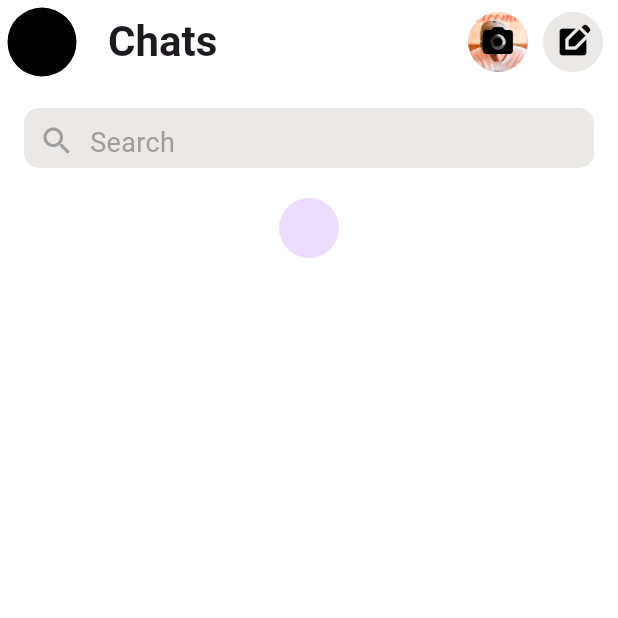
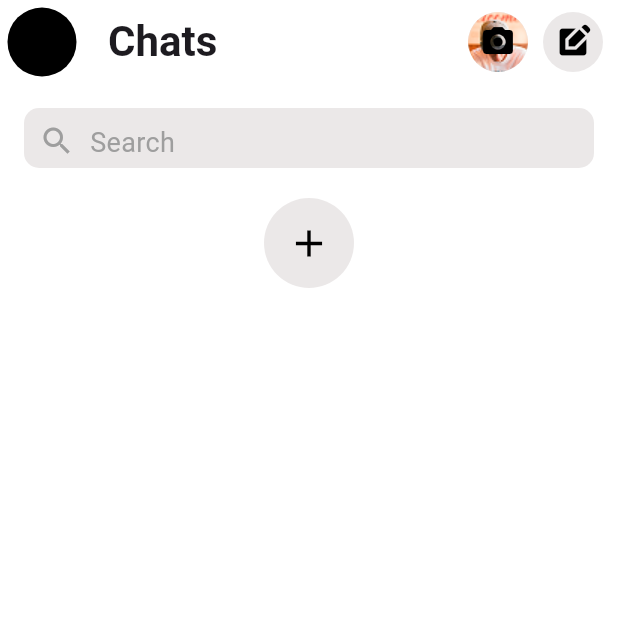
Before and after one commit to AthiraaAthi/messenger_ui, a Flutter app: the screen it shows after launch, on a phone screen of 412 x 824 dp, the top half of it. Run offline on Flutter 3.47's test engine with Material 3 defaults, Android fonts, the phone set to English and light mode, and no system bars.

Commit message:
enhanced CircleAvatar in HomeScreen with custom radius, background color, and IconButton

```diff
--- a/lib/view/home_screen/home.dart
+++ b/lib/view/home_screen/home.dart
@@ -81,7 +81,17 @@ class HomeScreen extends StatelessWidget {
             SizedBox(
               height: 20,
             ),
-            CircleAvatar()
+            CircleAvatar(
+              radius: 30,
+              backgroundColor: grey,
+              child: IconButton(
+                  onPressed: () {},
+                  icon: Icon(
+                    Icons.add,
+                    color: black,
+                    size: 30,
+                  )),
+            )
           ],
         ),
       ),
```
